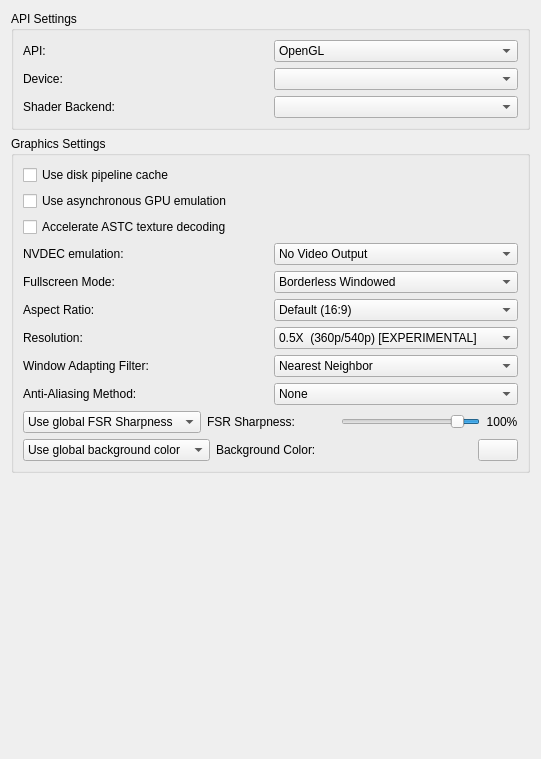
Old version of the form src/yuzu/configuration/configure_graphics.ui in the repository rorrim-rorrim/eden-alt.
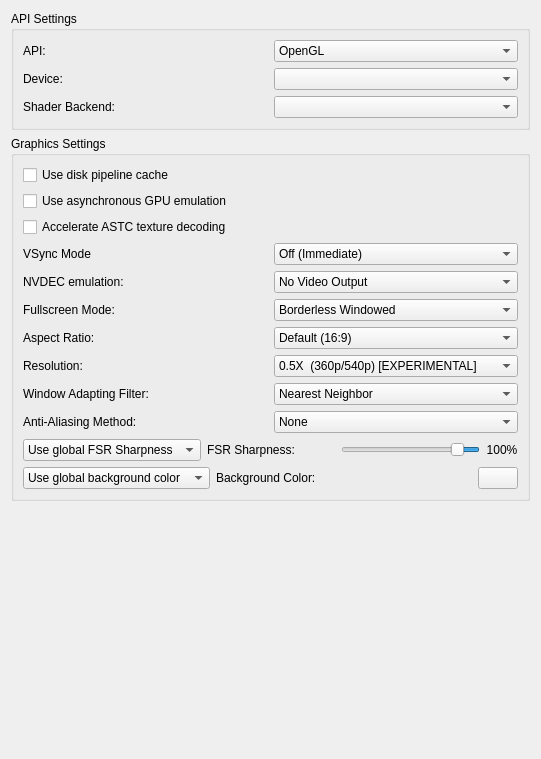
New version of the form.

Commit message:
configuration: Expose separate swap present modes
Previously, yuzu would try and guess which vsync mode to use given
different scenarios, but apparently we didn't always get it right. This
exposes the separate modes in a drop-down the user can select.

If a mode isn't available in Vulkan, it defaults to FIFO.

Patch:
```diff
--- a/src/yuzu/configuration/configure_graphics.ui
+++ b/src/yuzu/configuration/configure_graphics.ui
@@ -188,6 +188,53 @@
           </property>
          </widget>
         </item>
+        <item>
+         <widget class="QWidget" name="vsync_mode_layout" native="true">
+          <layout class="QHBoxLayout" name="horizontalLayout_4">
+           <property name="leftMargin">
+            <number>0</number>
+           </property>
+           <property name="topMargin">
+            <number>0</number>
+           </property>
+           <property name="rightMargin">
+            <number>0</number>
+           </property>
+           <property name="bottomMargin">
+            <number>0</number>
+           </property>
+           <item>
+            <widget class="QLabel" name="vsync_mode_label">
+             <property name="text">
+              <string>VSync Mode</string>
+             </property>
+            </widget>
+           </item>
+           <item>
+            <widget class="QComboBox" name="vsync_mode_combobox">
+             <property name="currentText">
+              <string>Off (Immediate)</string>
+             </property>
+             <item>
+              <property name="text">
+               <string>Off (Immediate)</string>
+              </property>
+             </item>
+             <item>
+              <property name="text">
+               <string>Double Buffering (FIFO)</string>
+              </property>
+             </item>
+             <item>
+              <property name="text">
+               <string>Triple Buffering (Mailbox)</string>
+              </property>
+             </item>
+            </widget>
+           </item>
+          </layout>
+         </widget>
+        </item>
         <item>
          <widget class="QWidget" name="nvdec_emulation_widget" native="true">
           <layout class="QHBoxLayout" name="nvdec_emulation_layout">
```
Left out of the diff: 2 changed lines with no effect on the pictures. The commit also changes 10 other files.
